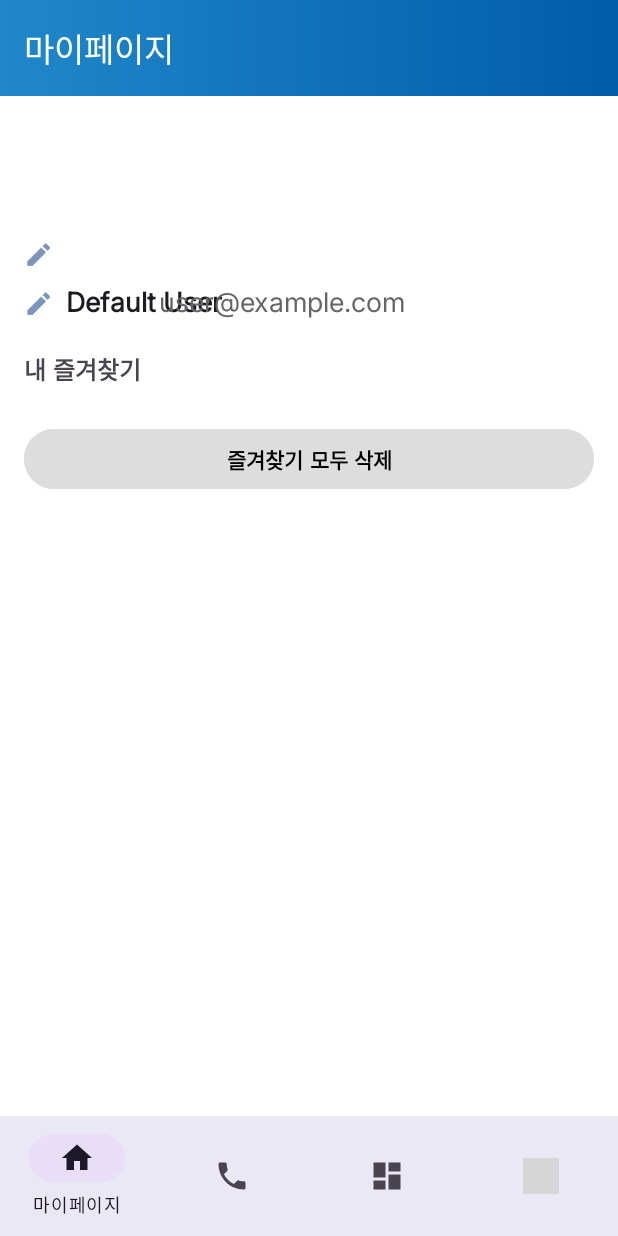
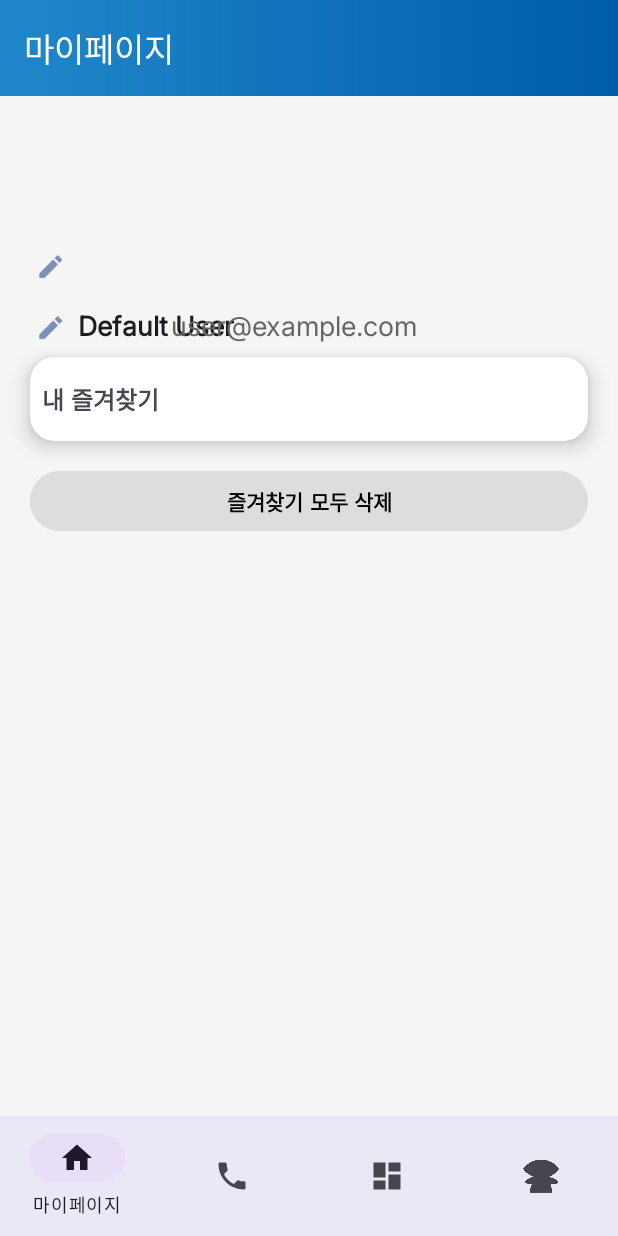
Before and after one commit to Y00NSJ/KAILink, an Android app: the screen it shows after launch (ContactActivity), on a phone screen of 412 x 824 dp. Run offline under Robolectric (Android 15) with nearby library versions, the light colour scheme and no system bars; our stand-ins replace Room's generated code, navigation-ui; pictures from the network do not load; grey boxes are pictures that could not be loaded.

Commit message:
Fix : UI
Ui 디테일 수정

```diff
--- a/app/src/main/res/layout/activity_contact.xml
+++ b/app/src/main/res/layout/activity_contact.xml
@@ -4,7 +4,9 @@
     xmlns:app="http://schemas.android.com/apk/res-auto"
     android:id="@+id/container"
     android:layout_width="match_parent"
-    android:layout_height="match_parent">
+    android:layout_height="match_parent"
+
+    >
 
 
     <androidx.appcompat.widget.Toolbar
--- a/app/src/main/res/layout/fragment_contacts.xml
+++ b/app/src/main/res/layout/fragment_contacts.xml
@@ -4,7 +4,9 @@
     xmlns:app="http://schemas.android.com/apk/res-auto"
     android:id="@+id/container"
     android:layout_width="match_parent"
-    android:layout_height="match_parent">
+    android:layout_height="match_parent"
+    android:background="@color/background"
+    >
 
 <!--
     <androidx.appcompat.widget.Toolbar
--- a/app/src/main/res/layout/fragment_container.xml
+++ b/app/src/main/res/layout/fragment_container.xml
@@ -2,7 +2,9 @@
     xmlns:android="http://schemas.android.com/apk/res/android"
     xmlns:app="http://schemas.android.com/apk/res-auto"
     android:layout_width="match_parent"
-    android:layout_height="match_parent">
+    android:layout_height="match_parent"
+
+    >
 
     <com.google.android.material.tabs.TabLayout
         android:id="@+id/tab_layout"
--- a/app/src/main/res/layout/fragment_gallery.xml
+++ b/app/src/main/res/layout/fragment_gallery.xml
@@ -4,7 +4,9 @@
     xmlns:app="http://schemas.android.com/apk/res-auto"
     android:id="@+id/container"
     android:layout_width="match_parent"
-    android:layout_height="match_parent">
+    android:layout_height="match_parent"
+    android:background="@color/background"
+    >
 
     <androidx.appcompat.widget.SearchView
         android:id="@+id/search_view"
--- a/app/src/main/res/layout/fragment_home.xml
+++ b/app/src/main/res/layout/fragment_home.xml
@@ -6,17 +6,26 @@
     android:layout_height="match_parent"
     xmlns:tools="http://schemas.android.com/tools"
     android:padding="16dp"
-    android:background="@color/white">
+    android:background="@color/background"
+    android:clipChildren="false"
+    android:clipToPadding="false"
+
+    >
 
     <LinearLayout
         android:layout_width="match_parent"
         android:layout_height="wrap_content"
+        android:clipChildren="false"
+        android:clipToPadding="false"
+        android:padding="4dp"
         android:orientation="vertical">
 
         <!-- User Profile Section -->
         <FrameLayout
             android:layout_width="match_parent"
-            android:layout_height="wrap_content">
+            android:layout_height="wrap_content"
+            android:padding="4dp"
+            >
 
             <!-- Profile Image -->
 
@@ -55,7 +64,9 @@
         <FrameLayout
             android:layout_width="match_parent"
             android:layout_height="wrap_content"
-            android:layout_marginTop="8dp">
+            android:layout_marginTop="8dp"
+            android:padding="4dp"
+            >
 
             <EditText
                 android:id="@+id/userName"
@@ -100,7 +111,14 @@
         </FrameLayout>
 
 
-
+        <LinearLayout
+            android:layout_width="match_parent"
+            android:layout_height="wrap_content"
+            android:background="@drawable/rounded_search_view"
+            android:backgroundTint="@color/white"
+            android:elevation="8dp"
+            android:padding="8dp"
+            android:orientation="vertical">
             <!-- Bookmark Section -->
             <TextView
                 android:id="@+id/My_Bookmarks"
@@ -109,7 +127,7 @@
                 android:text="내 즐겨찾기"
                 android:textSize="16sp"
                 android:textStyle="bold"
-            android:layout_marginTop="16dp"
+                android:layout_marginTop="8dp"
                 android:layout_marginBottom="8dp" />
 
             <androidx.recyclerview.widget.RecyclerView
@@ -120,11 +138,14 @@
                 app:layout_constraintBottom_toTopOf="@id/clearButton"
                 android:scrollbars="vertical" />
 
+
+        </LinearLayout>
         <!-- Settings or Logout -->
         <Button
             android:id="@+id/clearButton"
             android:layout_width="match_parent"
             android:layout_height="wrap_content"
+            android:elevation="20dp"
             android:text="즐겨찾기 모두 삭제"
             android:textStyle="bold"
             android:backgroundTint="#DDDDDD"
@@ -132,5 +153,6 @@
             app:layout_constraintBottom_toBottomOf="parent"
             android:layout_marginTop="16dp" />
 
+
     </LinearLayout>
 </ScrollView>
--- a/app/src/main/res/layout/splash_screen.xml
+++ b/app/src/main/res/layout/splash_screen.xml
@@ -3,7 +3,7 @@
     xmlns:android="http://schemas.android.com/apk/res/android"
     android:layout_width="match_parent"
     android:layout_height="match_parent"
-    android:background="@color/white">
+    android:background="@color/background">
 
     <!-- App Name -->
     <ImageView
@@ -24,7 +24,7 @@
         android:layout_height="300dp"
         android:layout_below="@id/appName"
         android:layout_centerHorizontal="true"
-        android:src="@drawable/kailink_logo"
+        android:src="@drawable/kailink_logo_2"
          />
 
 </RelativeLayout>
--- a/app/src/main/res/menu/bottom_nav_menu.xml
+++ b/app/src/main/res/menu/bottom_nav_menu.xml
@@ -4,21 +4,25 @@
     <item
         android:id="@+id/navigation_home"
         android:icon="@drawable/ic_home_black_24dp"
+        android:elevation="2dp"
         android:title="마이페이지" />
 
     <item
         android:id="@+id/navigation_contacts"
         android:icon="@drawable/ic_phone_black_24dp"
+        android:elevation="2dp"
         android:title="연락처" />
 
     <item
         android:id="@+id/navigation_dashboard"
         android:icon="@drawable/ic_dashboard_black_24dp"
+        android:elevation="2dp"
         android:title="Gallery" />
 
     <item
         android:id="@+id/navigation_notifications"
         android:icon="@drawable/nubjuk"
+        android:elevation="2dp"
         android:title="넙죽이봇" />
 
 </menu>
--- a/app/src/main/res/navigation/mobile_navigation.xml
+++ b/app/src/main/res/navigation/mobile_navigation.xml
@@ -8,11 +8,13 @@
     <fragment
         android:id="@+id/navigation_home"
         android:name="com.example.kailink.ui.home.HomeFragment"
+        android:elevation="8dp"
         android:label="마이페이지"
         tools:layout="@layout/fragment_home" />
     <fragment
         android:id="@+id/navigation_contacts"
         android:name="com.example.kailink.ui.contacts.ContactsFragment"
+        android:elevation="8dp"
         android:label="연락처"
         tools:layout="@layout/fragment_contacts"
         />
@@ -20,6 +22,7 @@
     <fragment
         android:id="@+id/navigation_dashboard"
         android:name="com.example.kailink.ui.gallery.GalleryFragment"
+        android:elevation="8dp"
         android:label="Gallery"
         tools:layout="@layout/fragment_gallery"
         />
@@ -27,6 +30,7 @@
     <fragment
         android:id="@+id/navigation_notifications"
         android:name="com.example.kailink.ui.chats.ChatsFragment"
+        android:elevation="8dp"
         android:label="넙죽이봇"
         tools:layout="@layout/fragment_chats" />
 </navigation>
--- a/app/src/main/res/values/colors.xml
+++ b/app/src/main/res/values/colors.xml
@@ -8,5 +8,5 @@
     <color name="my_light_primary_variant">#264D8D</color>
     <color name="my_dark_primary">#264D8D</color>
     <color name="my_dark_primary_variant">#264D8D</color>
-    <color name="background">#D4E2ED</color>
+    <color name="background">#F5F5F5</color>
 </resources>
```
Also changed, not shown: app/src/main/res/layout/dialog_contact.xml (+3 -15 lines), app/src/main/res/layout/fragment_chats.xml (+8 -2 lines), app/src/main/res/layout/item_chat.xml (+9 -3 lines), app/src/main/res/drawable/kailink_logo_2.png (added), app/src/main/res/drawable/nubjuk.png (added). Lines whose indentation alone changed are shown as unchanged.
